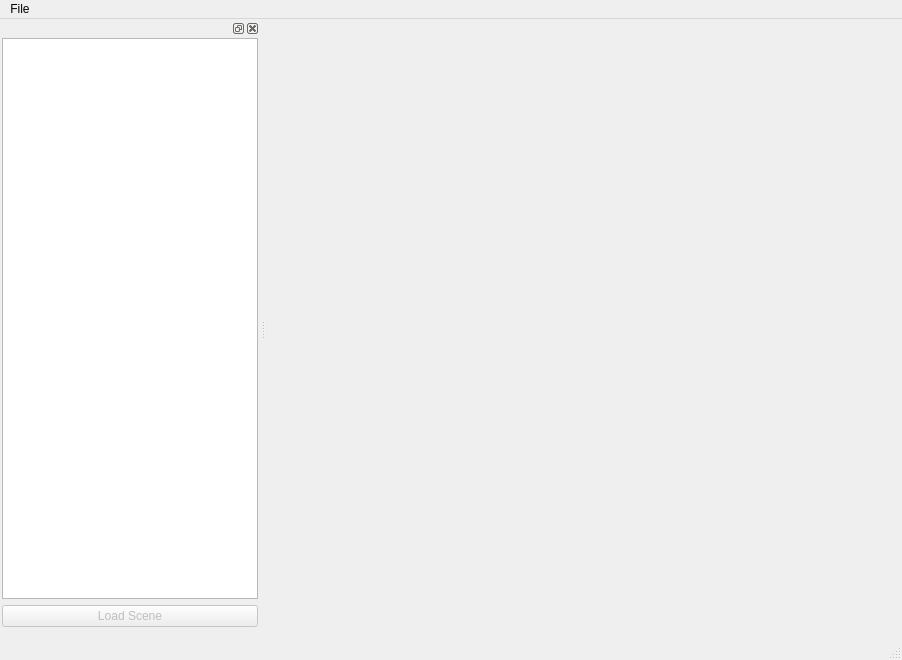
Qt form Tools/NGTProjectQt/DataQt/MainWindow.ui (xaoctech/dava.engine) before a commit.
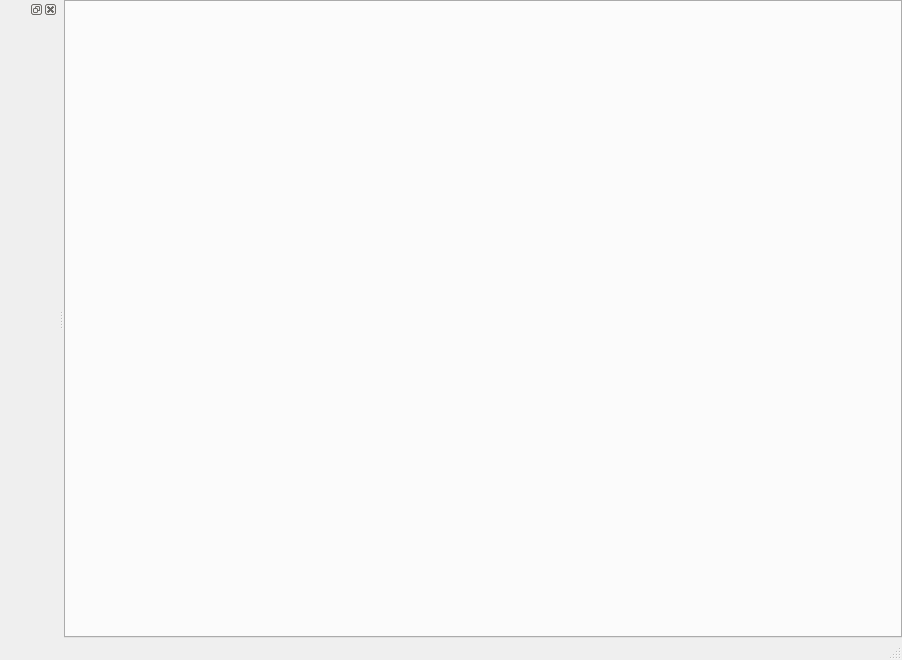
The same form after that commit.

Diff of the .ui file:
```diff
--- a/Tools/NGTProjectQt/DataQt/MainWindow.ui
+++ b/Tools/NGTProjectQt/DataQt/MainWindow.ui
@@ -39,6 +39,13 @@
     <property name="bottomMargin">
      <number>0</number>
     </property>
+    <item>
+     <widget class="QTabWidget" name="tabWidget">
+      <property name="layoutTags" stdset="0">
+       <string>GLView</string>
+      </property>
+     </widget>
+    </item>
    </layout>
   </widget>
   <widget class="QMenuBar" name="menuBar">
@@ -50,13 +57,9 @@
      <height>21</height>
     </rect>
    </property>
-   <widget class="QMenu" name="menuFile">
-    <property name="title">
-     <string>File</string>
-    </property>
-    <addaction name="actionOpen_Scene"/>
-   </widget>
-   <addaction name="menuFile"/>
+   <property name="path" stdset="0">
+    <string>menu</string>
+   </property>
   </widget>
   <widget class="QStatusBar" name="statusBar"/>
   <widget class="QDockWidget" name="dockWidget">
@@ -74,19 +77,6 @@
      <property name="rightMargin">
       <number>2</number>
      </property>
-     <item>
-      <widget class="QTreeView" name="treeView"/>
-     </item>
-     <item>
-      <widget class="QPushButton" name="loadSceneButton">
-       <property name="enabled">
-        <bool>false</bool>
-       </property>
-       <property name="text">
-        <string>Load Scene</string>
-       </property>
-      </widget>
-     </item>
     </layout>
    </widget>
   </widget>
```
Left out of the diff: 7 changed lines with no effect on the pictures.
